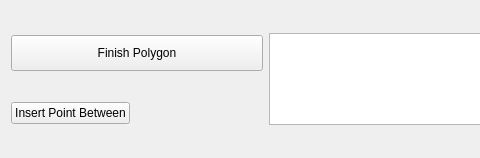
This is Qt/InstaDam/Selector/polygonSelect.ui in Vedhus/InstaDam as Qt 5 draws it before an edit; both pictures show x 0 to 480 and y 0 to 158 of the 1413 by 158 pixel window. The edited form follows.
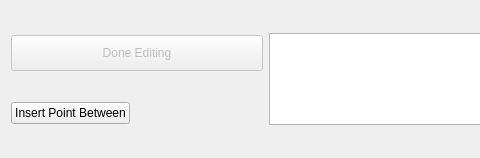
This is the edited form.

Commit message: made polygon edit button act better

```diff
--- a/Qt/InstaDam/Selector/polygonSelect.ui
+++ b/Qt/InstaDam/Selector/polygonSelect.ui
@@ -29,6 +29,9 @@
    </item>
    <item row="0" column="0">
     <widget class="QPushButton" name="finishPolygonButton">
+     <property name="enabled">
+      <bool>false</bool>
+     </property>
      <property name="sizePolicy">
       <sizepolicy hsizetype="Fixed" vsizetype="Fixed">
        <horstretch>0</horstretch>
@@ -42,7 +45,7 @@
       </size>
      </property>
      <property name="text">
-      <string>Finish Polygon</string>
+      <string>Done Editing</string>
      </property>
     </widget>
    </item>
```
The commit also changes 2 other files.
